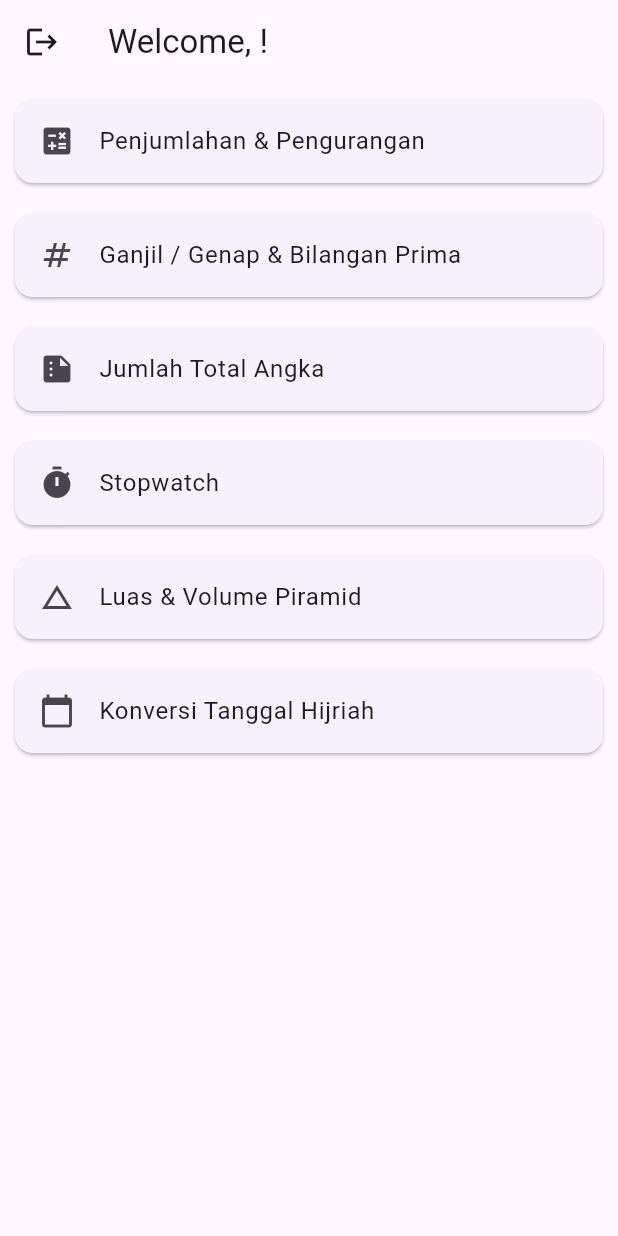
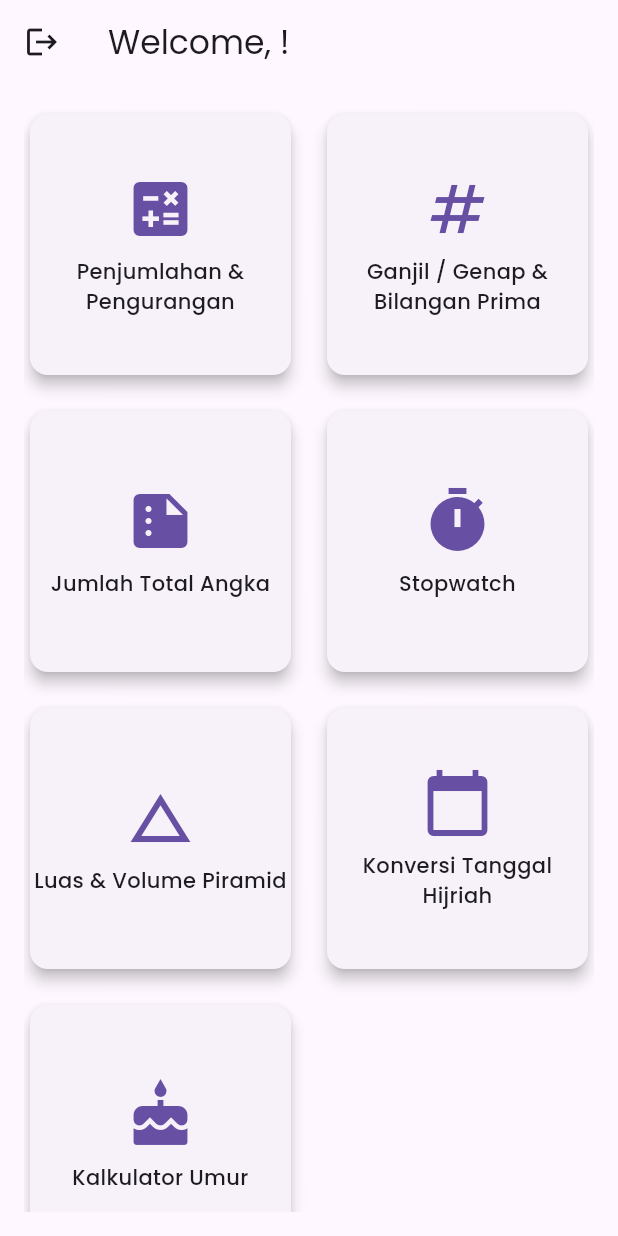
Before and after one commit to gogopowercoding/TeknoMobile_086_092_097_108, a Flutter app: the DashboardPage screen opened directly with empty values, on a phone screen of 412 x 824 dp. Run offline on Flutter 3.47's test engine with Material 3 defaults, Android fonts, the phone set to English and light mode, and no system bars; our stand-ins replace decimal, google_fonts.

Commit message:
menambahkan kalkulator umur

```diff
--- a/lib/screen/dashboard_page.dart
+++ b/lib/screen/dashboard_page.dart
@@ -7,6 +7,7 @@ import 'ganjil_genap_page.dart';
 import 'jumlah_total_page.dart';
 import 'stopwatch_page.dart';
 import 'piramid_page.dart';
+import 'age_calculator_page.dart';
 
 class DashboardPage extends StatefulWidget {
 
@@ -51,6 +52,11 @@ class _DashboardPageState extends State<DashboardPage> {
       "icon": Icons.calendar_today,
       "page": const KonversiTanggalHijriahPage()
     },
+    {
+      "title": "Kalkulator Umur",
+      "icon": Icons.cake,
+      "page": const AgeCalculatorPage()
+    },
 
   ];
 
@@ -76,17 +82,23 @@ class _DashboardPageState extends State<DashboardPage> {
         title: Text("Welcome, ${widget.username}!"),
       ),
 
-      body: ListView.builder(
+      body: Padding(
+        padding: const EdgeInsets.all(16.0),
+        child: GridView.builder(
+          gridDelegate: const SliverGridDelegateWithFixedCrossAxisCount(
+            crossAxisCount: 2,
+            crossAxisSpacing: 16.0,
+            mainAxisSpacing: 16.0,
+            childAspectRatio: 1.0,
+          ),
           itemCount: menu.length,
           itemBuilder: (context, index) {
-
             return Card(
-            margin: const EdgeInsets.all(10),
-
-            child: ListTile(
-              leading: Icon(menu[index]['icon']),
-              title: Text(menu[index]['title']),
-
+              elevation: 4.0,
+              shape: RoundedRectangleBorder(
+                borderRadius: BorderRadius.circular(12.0),
+              ),
+              child: InkWell(
                 onTap: () {
                   Navigator.push(
                     context,
@@ -95,10 +107,31 @@ class _DashboardPageState extends State<DashboardPage> {
                     ),
                   );
                 },
+                borderRadius: BorderRadius.circular(12.0),
+                child: Column(
+                  mainAxisAlignment: MainAxisAlignment.center,
+                  children: [
+                    Icon(
+                      menu[index]['icon'],
+                      size: 48.0,
+                      color: Theme.of(context).primaryColor,
+                    ),
+                    const SizedBox(height: 8.0),
+                    Text(
+                      menu[index]['title'],
+                      textAlign: TextAlign.center,
+                      style: const TextStyle(
+                        fontSize: 14.0,
+                        fontWeight: FontWeight.w500,
+                      ),
+                    ),
+                  ],
+                ),
               ),
             );
           },
         ),
+      ),
     );
   }
 }
--- a/pubspec.yaml
+++ b/pubspec.yaml
@@ -39,6 +39,7 @@ dependencies:
 
   intl: ^0.18.0
   hijri: ^3.0.0
+  google_fonts: ^6.1.0
 
 dev_dependencies:
   flutter_test:
```
Also changed, not shown: lib/main.dart (+6 -2 lines), lib/screen/age_calculator_page.dart (added, +104 -0 lines), pubspec.lock. Lines whose indentation alone changed are shown as unchanged.
